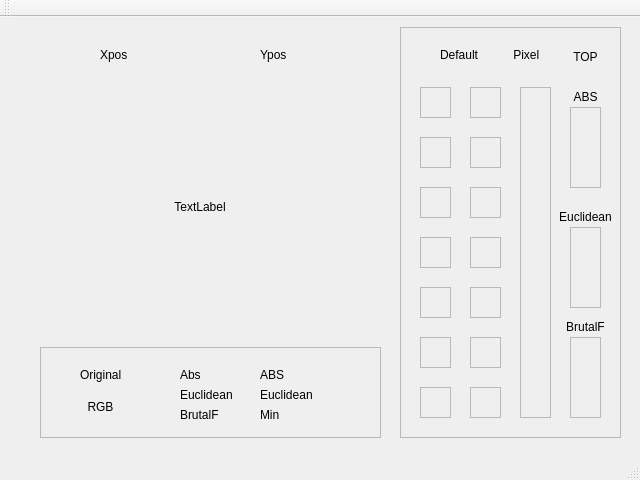
Qt form mainwindow.ui (CarlosPena00/segmentation) before a commit.
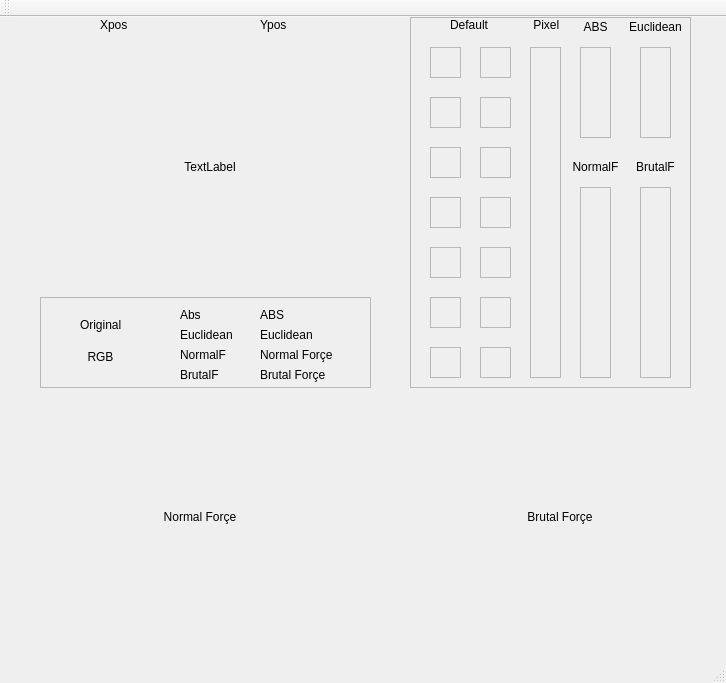
The same form after that commit.

Patch:
```diff
--- a/mainwindow.ui
+++ b/mainwindow.ui
@@ -6,8 +6,8 @@
    <rect>
     <x>0</x>
     <y>0</y>
-    <width>640</width>
-    <height>480</height>
+    <width>726</width>
+    <height>683</height>
    </rect>
   </property>
   <property name="windowTitle">
@@ -17,8 +17,8 @@
    <widget class="QLabel" name="labelDisplay">
     <property name="geometry">
      <rect>
-      <x>40</x>
-      <y>70</y>
+      <x>50</x>
+      <y>30</y>
       <width>320</width>
       <height>240</height>
      </rect>
@@ -36,10 +36,10 @@
    <widget class="QFrame" name="frame">
     <property name="geometry">
      <rect>
-      <x>400</x>
-      <y>10</y>
-      <width>221</width>
-      <height>411</height>
+      <x>410</x>
+      <y>0</y>
+      <width>281</width>
+      <height>371</height>
      </rect>
     </property>
     <property name="frameShape">
@@ -52,7 +52,7 @@
      <property name="geometry">
       <rect>
        <x>20</x>
-       <y>60</y>
+       <y>30</y>
        <width>31</width>
        <height>31</height>
       </rect>
@@ -68,7 +68,7 @@
      <property name="geometry">
       <rect>
        <x>40</x>
-       <y>20</y>
+       <y>0</y>
        <width>71</width>
        <height>16</height>
       </rect>
@@ -80,8 +80,8 @@
     <widget class="QLabel" name="label_2">
      <property name="geometry">
       <rect>
-       <x>110</x>
-       <y>20</y>
+       <x>120</x>
+       <y>0</y>
        <width>41</width>
        <height>16</height>
       </rect>
@@ -94,7 +94,7 @@
      <property name="geometry">
       <rect>
        <x>20</x>
-       <y>110</y>
+       <y>80</y>
        <width>31</width>
        <height>31</height>
       </rect>
@@ -110,7 +110,7 @@
      <property name="geometry">
       <rect>
        <x>20</x>
-       <y>160</y>
+       <y>130</y>
        <width>31</width>
        <height>31</height>
       </rect>
@@ -126,7 +126,7 @@
      <property name="geometry">
       <rect>
        <x>20</x>
-       <y>210</y>
+       <y>180</y>
        <width>31</width>
        <height>31</height>
       </rect>
@@ -142,7 +142,7 @@
      <property name="geometry">
       <rect>
        <x>20</x>
-       <y>260</y>
+       <y>230</y>
        <width>31</width>
        <height>31</height>
       </rect>
@@ -158,7 +158,7 @@
      <property name="geometry">
       <rect>
        <x>20</x>
-       <y>310</y>
+       <y>280</y>
        <width>31</width>
        <height>31</height>
       </rect>
@@ -174,7 +174,7 @@
      <property name="geometry">
       <rect>
        <x>20</x>
-       <y>360</y>
+       <y>330</y>
        <width>31</width>
        <height>31</height>
       </rect>
@@ -190,7 +190,7 @@
      <property name="geometry">
       <rect>
        <x>120</x>
-       <y>60</y>
+       <y>30</y>
        <width>31</width>
        <height>331</height>
       </rect>
@@ -206,7 +206,7 @@
      <property name="geometry">
       <rect>
        <x>70</x>
-       <y>60</y>
+       <y>30</y>
        <width>31</width>
        <height>31</height>
       </rect>
@@ -222,7 +222,7 @@
      <property name="geometry">
       <rect>
        <x>70</x>
-       <y>110</y>
+       <y>80</y>
        <width>31</width>
        <height>31</height>
       </rect>
@@ -238,7 +238,7 @@
      <property name="geometry">
       <rect>
        <x>70</x>
-       <y>160</y>
+       <y>130</y>
        <width>31</width>
        <height>31</height>
       </rect>
@@ -254,7 +254,7 @@
      <property name="geometry">
       <rect>
        <x>70</x>
-       <y>210</y>
+       <y>180</y>
        <width>31</width>
        <height>31</height>
       </rect>
@@ -270,7 +270,7 @@
      <property name="geometry">
       <rect>
        <x>70</x>
-       <y>260</y>
+       <y>230</y>
        <width>31</width>
        <height>31</height>
       </rect>
@@ -286,7 +286,7 @@
      <property name="geometry">
       <rect>
        <x>70</x>
-       <y>310</y>
+       <y>280</y>
        <width>31</width>
        <height>31</height>
       </rect>
@@ -302,7 +302,7 @@
      <property name="geometry">
       <rect>
        <x>70</x>
-       <y>360</y>
+       <y>330</y>
        <width>31</width>
        <height>31</height>
       </rect>
@@ -314,29 +314,13 @@
       <enum>QFrame::Raised</enum>
      </property>
     </widget>
-    <widget class="QLabel" name="label_3">
-     <property name="geometry">
-      <rect>
-       <x>160</x>
-       <y>20</y>
-       <width>51</width>
-       <height>20</height>
-      </rect>
-     </property>
-     <property name="text">
-      <string>TOP</string>
-     </property>
-     <property name="alignment">
-      <set>Qt::AlignCenter</set>
-     </property>
-    </widget>
     <widget class="QFrame" name="framecolorPredict">
      <property name="geometry">
       <rect>
        <x>170</x>
-       <y>80</y>
+       <y>30</y>
        <width>31</width>
-       <height>81</height>
+       <height>91</height>
       </rect>
      </property>
      <property name="frameShape">
@@ -349,10 +333,10 @@
     <widget class="QFrame" name="framecolorPredict_2">
      <property name="geometry">
       <rect>
-       <x>170</x>
-       <y>200</y>
+       <x>230</x>
+       <y>30</y>
        <width>31</width>
-       <height>81</height>
+       <height>91</height>
       </rect>
      </property>
      <property name="frameShape">
@@ -365,10 +349,10 @@
     <widget class="QFrame" name="framecolorPredict_3">
      <property name="geometry">
       <rect>
-       <x>170</x>
-       <y>310</y>
+       <x>230</x>
+       <y>170</y>
        <width>31</width>
-       <height>81</height>
+       <height>191</height>
       </rect>
      </property>
      <property name="frameShape">
@@ -382,7 +366,7 @@
      <property name="geometry">
       <rect>
        <x>160</x>
-       <y>60</y>
+       <y>0</y>
        <width>51</width>
        <height>20</height>
       </rect>
@@ -397,8 +381,8 @@
     <widget class="QLabel" name="label_7">
      <property name="geometry">
       <rect>
-       <x>150</x>
-       <y>180</y>
+       <x>210</x>
+       <y>0</y>
        <width>71</width>
        <height>20</height>
       </rect>
@@ -413,8 +397,8 @@
     <widget class="QLabel" name="label_8">
      <property name="geometry">
       <rect>
-       <x>150</x>
-       <y>290</y>
+       <x>210</x>
+       <y>140</y>
        <width>71</width>
        <height>20</height>
       </rect>
@@ -426,12 +410,44 @@
       <set>Qt::AlignCenter</set>
      </property>
     </widget>
+    <widget class="QLabel" name="label_11">
+     <property name="geometry">
+      <rect>
+       <x>150</x>
+       <y>140</y>
+       <width>71</width>
+       <height>20</height>
+      </rect>
+     </property>
+     <property name="text">
+      <string>NormalF</string>
+     </property>
+     <property name="alignment">
+      <set>Qt::AlignCenter</set>
+     </property>
+    </widget>
+    <widget class="QFrame" name="framecolorPredict_4">
+     <property name="geometry">
+      <rect>
+       <x>170</x>
+       <y>170</y>
+       <width>31</width>
+       <height>191</height>
+      </rect>
+     </property>
+     <property name="frameShape">
+      <enum>QFrame::StyledPanel</enum>
+     </property>
+     <property name="frameShadow">
+      <enum>QFrame::Raised</enum>
+     </property>
+    </widget>
    </widget>
    <widget class="QLabel" name="Xpos">
     <property name="geometry">
      <rect>
       <x>100</x>
-      <y>30</y>
+      <y>0</y>
       <width>59</width>
       <height>15</height>
      </rect>
@@ -444,7 +460,7 @@
     <property name="geometry">
      <rect>
       <x>260</x>
-      <y>30</y>
+      <y>0</y>
       <width>59</width>
       <height>15</height>
      </rect>
@@ -457,8 +473,8 @@
     <property name="geometry">
      <rect>
       <x>40</x>
-      <y>330</y>
-      <width>341</width>
+      <y>280</y>
+      <width>331</width>
       <height>91</height>
      </rect>
     </property>
@@ -501,7 +517,7 @@
      <property name="geometry">
       <rect>
        <x>140</x>
-       <y>20</y>
+       <y>10</y>
        <width>41</width>
        <height>16</height>
       </rect>
@@ -514,7 +530,7 @@
      <property name="geometry">
       <rect>
        <x>220</x>
-       <y>20</y>
+       <y>10</y>
        <width>111</width>
        <height>16</height>
       </rect>
@@ -527,7 +543,7 @@
      <property name="geometry">
       <rect>
        <x>140</x>
-       <y>60</y>
+       <y>70</y>
        <width>41</width>
        <height>16</height>
       </rect>
@@ -540,7 +556,7 @@
      <property name="geometry">
       <rect>
        <x>140</x>
-       <y>40</y>
+       <y>30</y>
        <width>61</width>
        <height>16</height>
       </rect>
@@ -553,7 +569,7 @@
      <property name="geometry">
       <rect>
        <x>220</x>
-       <y>40</y>
+       <y>30</y>
        <width>111</width>
        <height>16</height>
       </rect>
@@ -566,15 +582,79 @@
      <property name="geometry">
       <rect>
        <x>220</x>
-       <y>60</y>
+       <y>70</y>
        <width>111</width>
        <height>16</height>
       </rect>
      </property>
      <property name="text">
-      <string>Min</string>
+      <string>Brutal Forçe</string>
      </property>
     </widget>
+    <widget class="QLabel" name="label_12">
+     <property name="geometry">
+      <rect>
+       <x>140</x>
+       <y>50</y>
+       <width>61</width>
+       <height>16</height>
+      </rect>
+     </property>
+     <property name="text">
+      <string>NormalF</string>
+     </property>
+    </widget>
+    <widget class="QLabel" name="label_PredictRGBNormalF">
+     <property name="geometry">
+      <rect>
+       <x>220</x>
+       <y>50</y>
+       <width>111</width>
+       <height>16</height>
+      </rect>
+     </property>
+     <property name="text">
+      <string>Normal Forçe</string>
+     </property>
+    </widget>
+   </widget>
+   <widget class="QLabel" name="labelDisplayNormal">
+    <property name="geometry">
+     <rect>
+      <x>40</x>
+      <y>380</y>
+      <width>320</width>
+      <height>240</height>
+     </rect>
+    </property>
+    <property name="text">
+     <string>Normal Forçe</string>
+    </property>
+    <property name="alignment">
+     <set>Qt::AlignCenter</set>
+    </property>
+    <property name="margin">
+     <number>0</number>
+    </property>
+   </widget>
+   <widget class="QLabel" name="labelDisplayBrutal">
+    <property name="geometry">
+     <rect>
+      <x>400</x>
+      <y>380</y>
+      <width>320</width>
+      <height>240</height>
+     </rect>
+    </property>
+    <property name="text">
+     <string>Brutal Forçe</string>
+    </property>
+    <property name="alignment">
+     <set>Qt::AlignCenter</set>
+    </property>
+    <property name="margin">
+     <number>0</number>
+    </property>
    </widget>
   </widget>
   <widget class="QMenuBar" name="menuBar">
```
Left out of the diff: 2 changed lines with no effect on the pictures.
